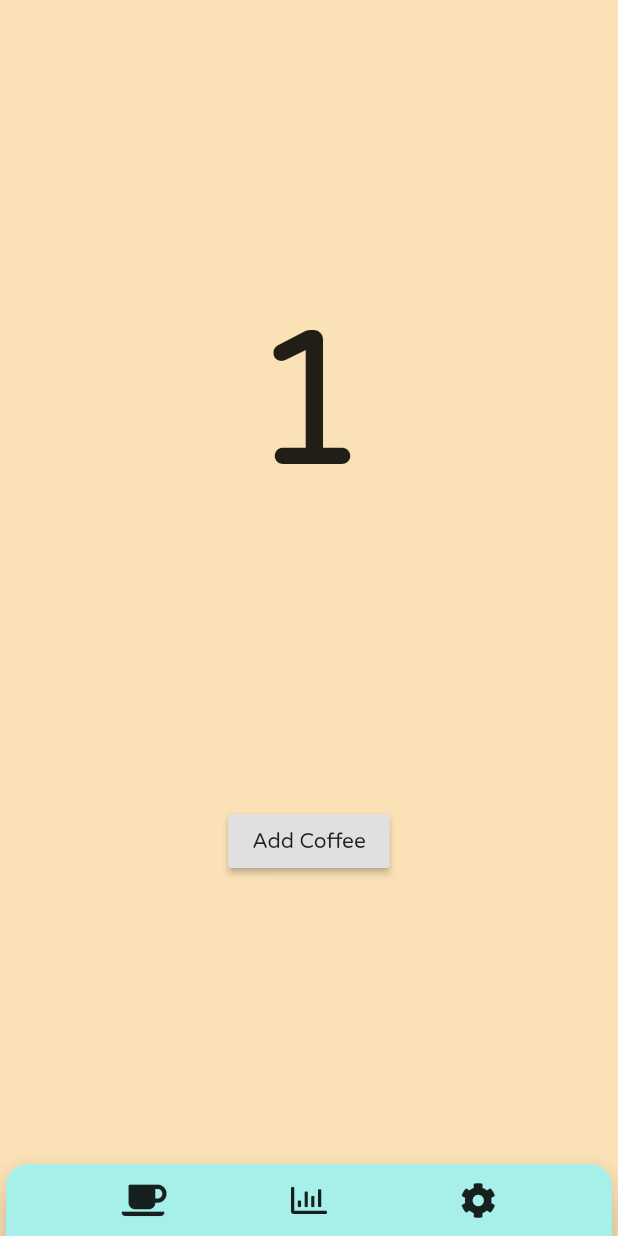
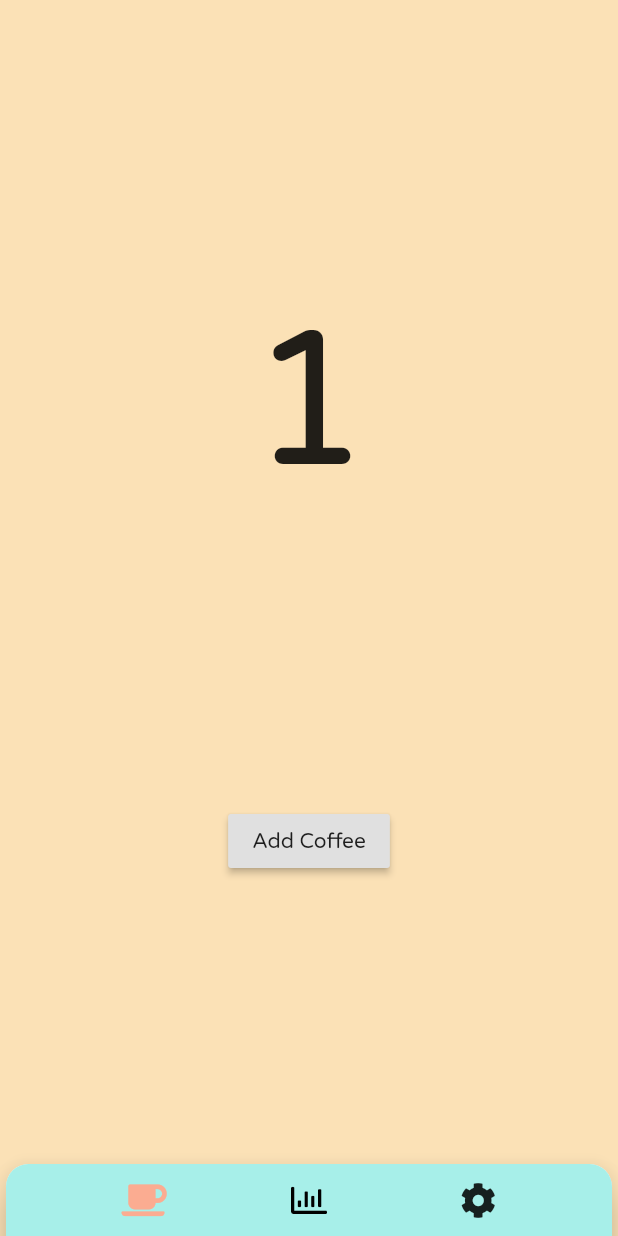
Before and after one commit to julianvu/jitter, a Flutter app: the screen it shows once a user with an empty profile is signed in, after a tap on "Add Coffee", on a phone screen of 412 x 824 dp. Run offline on Flutter 3.47's test engine with Material 2 defaults, Android fonts, the phone set to English and light mode, and no system bars; our stand-ins replace cloud_firestore, firebase_auth, flare_flutter, font_awesome_flutter, google_sign_in, rxdart; missing offline and left inert: flare_dart; accounts and stored records are empty.

Commit message:
Make custom bottom tab buttons change color on press

```diff
--- a/lib/pages/home_page.dart
+++ b/lib/pages/home_page.dart
@@ -70,14 +70,24 @@ class _HomePageState extends State<HomePage>
                 IconButton(
                   icon: Icon(FontAwesomeIcons.coffee),
                   onPressed: () {
-                    _tabController.index = 0;
+                    setState(() {
+                      _tabController.index = 0;
+                    });
                   },
+                  color: _tabController.index == 0
+                      ? Theme.of(context).splashColor
+                      : Colors.black,
                 ),
                 IconButton(
                   icon: Icon(FontAwesomeIcons.chartBar),
                   onPressed: () {
-                    _tabController.index = 1;
+                    setState(() {
+                      _tabController.index = 1;
+                    });
                   },
+                  color: _tabController.index == 1
+                      ? Theme.of(context).splashColor
+                      : Colors.black,
                 ),
                 IconButton(
                   icon: Icon(FontAwesomeIcons.cog),
```
